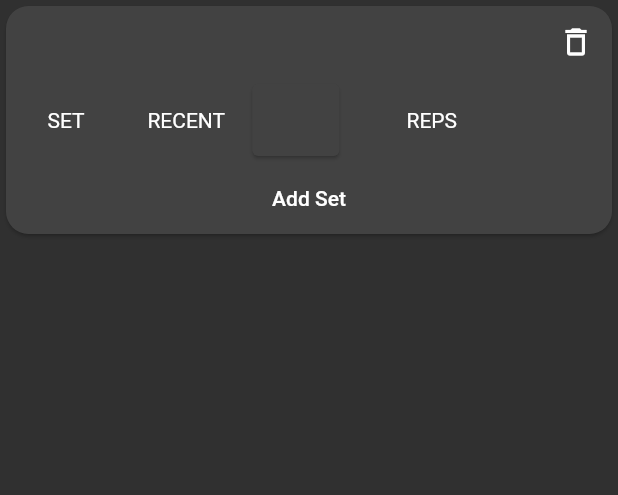
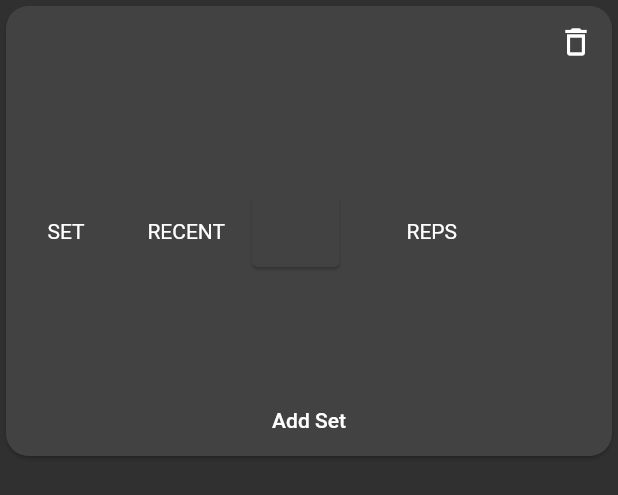
Before and after one commit to raimsargado/Push, a Flutter app: the ExerciseItem widget shown alone on an empty page, opened directly with empty values, on a phone screen of 412 x 824 dp. Shown: the top 495 px of the screen. Run offline on Flutter 3.47's test engine with Material 2 defaults, Android fonts, the phone set to English and light mode, and no system bars; our stand-ins replace fluttertoast, get_it, sembast; missing offline and left inert: flutter_widgets.

Commit message:
fix exer item overflow pixels

```diff
--- a/lib/exercise/views/exercise_item.dart
+++ b/lib/exercise/views/exercise_item.dart
@@ -43,7 +43,7 @@ class _ExerciseItemState extends State<ExerciseItem> {
     });
   }
 //todo DONE TAG IS REMOVING AFTER LONG PRESS
-  //todo minimize item on press .. before reordering
+  //todo minimize item on press .. before re¬ordering
   @override
   Widget build(BuildContext context) {
     return GestureDetector(
@@ -59,7 +59,9 @@ class _ExerciseItemState extends State<ExerciseItem> {
             mainAxisSize: MainAxisSize.min,
             children: <Widget>[
               //ITEM HEADER
-              Row(
+              Flexible(
+                fit: FlexFit.loose,
+                child: Row(
                   children: <Widget>[
                     Expanded(
                       flex: 1,
@@ -78,8 +80,11 @@ class _ExerciseItemState extends State<ExerciseItem> {
                     )
                   ],
                 ),
+              ),
               //ITEM SUBHEADER
-              Row(
+              Flexible(
+                fit: FlexFit.loose,
+                child: Row(
                   children: <Widget>[
                     Expanded(
                       flex: 1,
@@ -135,8 +140,11 @@ class _ExerciseItemState extends State<ExerciseItem> {
                     ),
                   ],
                 ),
+              ),
               //WORKSET LIST
-              CustomScrollView(
+              Flexible(
+                fit: FlexFit.loose,
+                child: CustomScrollView(
                   physics: NeverScrollableScrollPhysics(),
                   shrinkWrap: true,
                   slivers: <Widget>[
@@ -164,12 +172,16 @@ class _ExerciseItemState extends State<ExerciseItem> {
                     ),
                   ],
                 ),
+              ),
               //ADD BUTTON
-              FlatButton(
+              Flexible(
+                fit: FlexFit.loose,
+                child: FlatButton(
                   child: Text("Add Set"),
                   onPressed: () {
                     _exerciseBloc.addWorkSet(_exercise, widget.workout);
                   },
+                ),
               )
             ],
           ),
```
Lines whose indentation alone changed are shown as unchanged.
